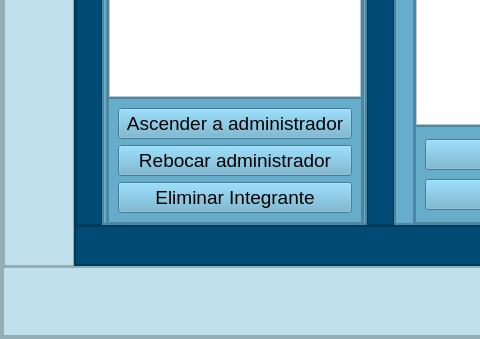
Yosoyepa/MyUnApp, file src/resources/interface/Ventana_AdministracionGrupos.ui: the form before one commit; both pictures show x 0 to 480 and y 368 to 707 of the 1052 by 707 pixel window.
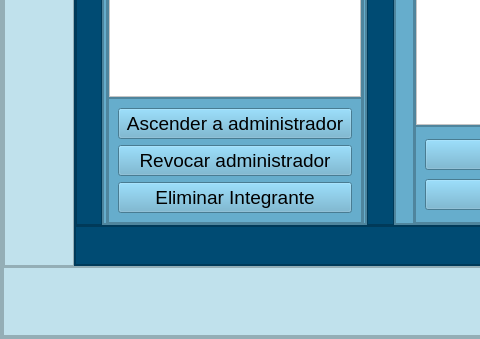
The form after the commit. Icons and pictures are not drawn.

```diff
--- a/src/resources/interface/Ventana_AdministracionGrupos.ui
+++ b/src/resources/interface/Ventana_AdministracionGrupos.ui
@@ -512,7 +512,7 @@
                                   </font>
                                  </property>
                                  <property name="text">
-                                  <string>Rebocar administrador</string>
+                                  <string>Revocar administrador</string>
                                  </property>
                                 </widget>
                                </item>
```
